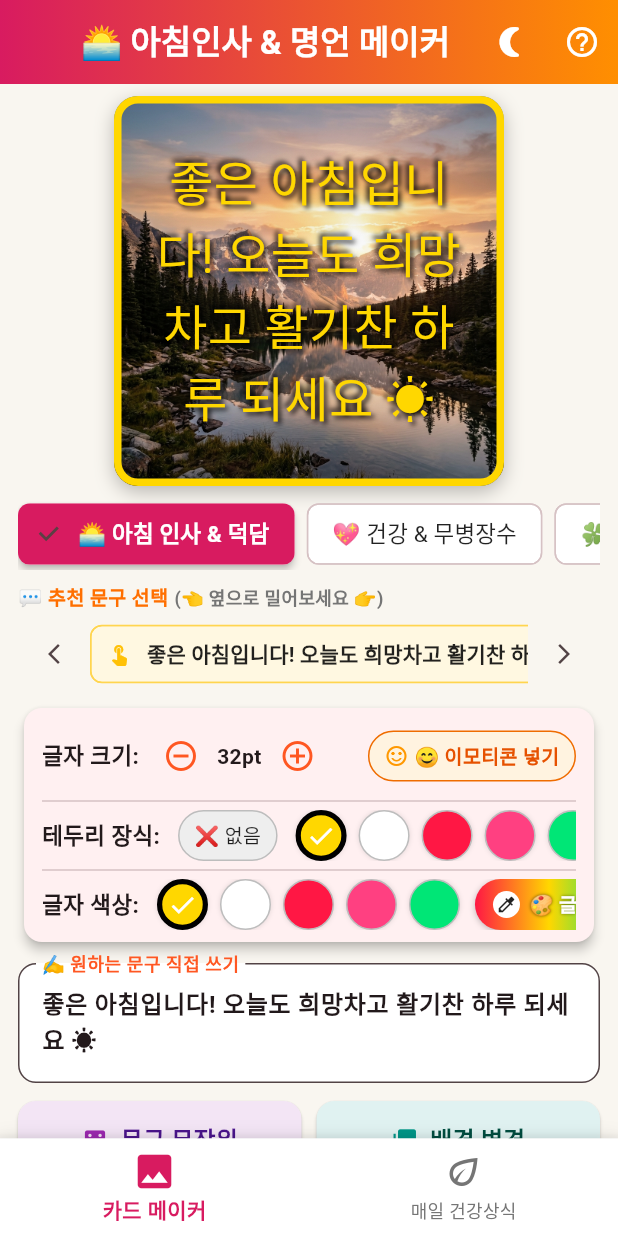
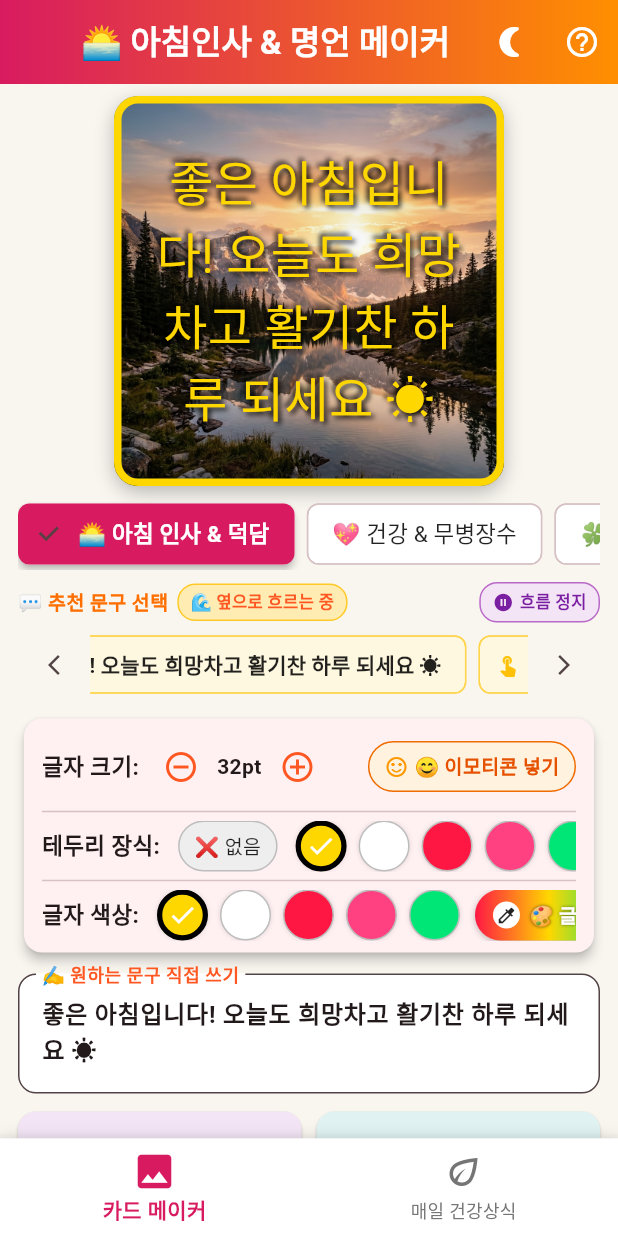
Before and after one commit to HaSangSeon/good_morning, a Flutter app: the screen it shows after launch, on a phone screen of 412 x 824 dp. Run offline on Flutter 3.47's test engine with Material 3 defaults, Android fonts, the phone set to English and light mode, and no system bars; drawn by our look-alikes of screenshot; our stand-ins replace flutter_animate, flutter_colorpicker, google_fonts, google_mobile_ads, share_plus, shared_preferences; Roboto replaces fonts that are missing (Jua).

Commit message:
feat: 실시간으로 좌우 부드럽게 흘러가는 자동 마키(Marquee Flow) 애니메이션 및 일시정지/재생 기능 탑재

```diff
--- a/lib/screens/home_screen.dart
+++ b/lib/screens/home_screen.dart
@@ -1,3 +1,4 @@
+import 'dart:async';
 import 'dart:io';
 import 'dart:math';
 import 'package:flutter/material.dart';
@@ -107,6 +108,10 @@ class _HomeScreenState extends State<HomeScreen> {
   ];
 
   final ScrollController _quoteScrollController = ScrollController();
+  Timer? _marqueeTimer;
+  bool _isMarqueeRunning = true;
+  bool _isUserInteracting = false;
+  double _scrollStep = 0.8;
 
   @override
   void initState() {
@@ -119,7 +124,7 @@ class _HomeScreenState extends State<HomeScreen> {
     }
     widget.sharedTextNotifier?.addListener(_onExternalTextChange);
     AdService().loadInterstitialAd();
-    _nudgeQuoteScroll();
+    _startMarqueeFlow();
   }
 
   void _onExternalTextChange() {
@@ -133,12 +138,41 @@ class _HomeScreenState extends State<HomeScreen> {
   @override
   void dispose() {
     widget.sharedTextNotifier?.removeListener(_onExternalTextChange);
+    _stopMarqueeFlow();
     _quoteScrollController.dispose();
     super.dispose();
   }
 
+  void _startMarqueeFlow() {
+    _marqueeTimer?.cancel();
+    _marqueeTimer = Timer.periodic(const Duration(milliseconds: 30), (timer) {
+      if (!_isMarqueeRunning || _isUserInteracting || !_quoteScrollController.hasClients) return;
+      final maxScroll = _quoteScrollController.position.maxScrollExtent;
+      if (maxScroll <= 0) return;
+
+      double current = _quoteScrollController.offset;
+      double nextOffset = current + _scrollStep;
+
+      if (nextOffset >= maxScroll) {
+        _scrollStep = -0.8;
+        nextOffset = maxScroll;
+      } else if (nextOffset <= 0) {
+        _scrollStep = 0.8;
+        nextOffset = 0;
+      }
+
+      _quoteScrollController.jumpTo(nextOffset);
+    });
+  }
+
+  void _stopMarqueeFlow() {
+    _marqueeTimer?.cancel();
+    _marqueeTimer = null;
+  }
+
   void _scrollQuotes(bool next) {
     if (!_quoteScrollController.hasClients) return;
+    _isUserInteracting = true;
     double target = next
         ? _quoteScrollController.offset + 220
         : _quoteScrollController.offset - 220;
@@ -150,17 +184,9 @@ class _HomeScreenState extends State<HomeScreen> {
       target,
       duration: const Duration(milliseconds: 300),
       curve: Curves.easeOut,
-    );
-  }
-
-  void _nudgeQuoteScroll() {
-    Future.delayed(const Duration(milliseconds: 400), () {
-      if (!_quoteScrollController.hasClients) return;
-      _quoteScrollController
-          .animateTo(70, duration: const Duration(milliseconds: 500), curve: Curves.easeOut)
-          .then((_) {
-        if (!_quoteScrollController.hasClients) return;
-        _quoteScrollController.animateTo(0, duration: const Duration(milliseconds: 500), curve: Curves.easeIn);
+    ).then((_) {
+      Future.delayed(const Duration(seconds: 2), () {
+        if (mounted) _isUserInteracting = false;
       });
     });
   }
@@ -395,7 +421,11 @@ class _HomeScreenState extends State<HomeScreen> {
                                     _textController.text = catList.first;
                                   }
                                 });
-                                _nudgeQuoteScroll();
+                                if (_quoteScrollController.hasClients) {
+                                  _quoteScrollController.jumpTo(0);
+                                }
+                                _scrollStep = 0.8;
+                                _isUserInteracting = false;
                               }
                             },
                           ),
@@ -405,7 +435,7 @@ class _HomeScreenState extends State<HomeScreen> {
                   ),
                   const SizedBox(height: 8),
 
-                  // 2. Preset Quotes Header & Scrollable List with Arrow Buttons
+                  // 2. Preset Quotes Header & Scrollable List with Marquee Flow & Arrow Buttons
                   Row(
                     children: [
                       Text(
@@ -416,13 +446,55 @@ class _HomeScreenState extends State<HomeScreen> {
                           color: isDark ? Colors.amber.shade200 : Colors.amber.shade900,
                         ),
                       ),
+                      const SizedBox(width: 6),
+                      Container(
+                        padding: const EdgeInsets.symmetric(horizontal: 8, vertical: 3),
+                        decoration: BoxDecoration(
+                          color: isDark ? Colors.amber.withAlpha(40) : Colors.amber.shade100,
+                          borderRadius: BorderRadius.circular(12),
+                          border: Border.all(color: isDark ? Colors.amber.shade700 : Colors.amber.shade400),
+                        ),
+                        child: Row(
+                          children: [
+                            const Text('🌊 옆으로 흐르는 중', style: TextStyle(fontSize: 11, fontWeight: FontWeight.bold, color: Colors.deepOrange)),
+                          ],
+                        ),
+                      ),
+                      const Spacer(),
+                      // Pause / Play Flow Toggle
+                      InkWell(
+                        onTap: () {
+                          HapticFeedback.selectionClick();
+                          setState(() {
+                            _isMarqueeRunning = !_isMarqueeRunning;
+                          });
+                        },
+                        borderRadius: BorderRadius.circular(12),
+                        child: Container(
+                          padding: const EdgeInsets.symmetric(horizontal: 8, vertical: 4),
+                          decoration: BoxDecoration(
+                            color: isDark ? Colors.purple.withAlpha(50) : Colors.purple.shade50,
+                            borderRadius: BorderRadius.circular(12),
+                            border: Border.all(color: isDark ? Colors.purpleAccent : Colors.purple.shade300),
+                          ),
+                          child: Row(
+                            children: [
+                              Icon(
+                                _isMarqueeRunning ? Icons.pause_circle_filled : Icons.play_circle_fill,
+                                size: 14,
+                                color: isDark ? Colors.purpleAccent : Colors.purple.shade700,
+                              ),
                               const SizedBox(width: 4),
                               Text(
-                        '(👈 옆으로 밀어보세요 👉)',
+                                _isMarqueeRunning ? '흐름 정지' : '자동 흐름',
                                 style: TextStyle(
-                          fontSize: 12,
-                          fontWeight: FontWeight.w600,
-                          color: isDark ? Colors.grey.shade400 : Colors.grey.shade600,
+                                  fontSize: 11,
+                                  fontWeight: FontWeight.bold,
+                                  color: isDark ? Colors.purpleAccent : Colors.purple.shade700,
+                                ),
+                              ),
+                            ],
+                          ),
                         ),
                       ),
                     ],
@@ -441,10 +513,21 @@ class _HomeScreenState extends State<HomeScreen> {
                         constraints: const BoxConstraints(minWidth: 26, minHeight: 36),
                         tooltip: '이전 문구',
                       ),
-                      // Scrollable Quotes List
+                      // Scrollable Quotes List with NotificationListener for manual touch pause
                       Expanded(
                         child: SizedBox(
                           height: 42,
+                          child: NotificationListener<ScrollNotification>(
+                            onNotification: (notification) {
+                              if (notification is ScrollStartNotification && notification.dragDetails != null) {
+                                _isUserInteracting = true;
+                              } else if (notification is ScrollEndNotification) {
+                                Future.delayed(const Duration(seconds: 2), () {
+                                  if (mounted) _isUserInteracting = false;
+                                });
+                              }
+                              return false;
+                            },
                             child: ListView.builder(
                               controller: _quoteScrollController,
                               scrollDirection: Axis.horizontal,
@@ -478,6 +561,7 @@ class _HomeScreenState extends State<HomeScreen> {
                                   ),
                                 );
                               },
+                            ),
                           ),
                         ),
                       ),
```
Lines whose indentation alone changed are shown as unchanged.
